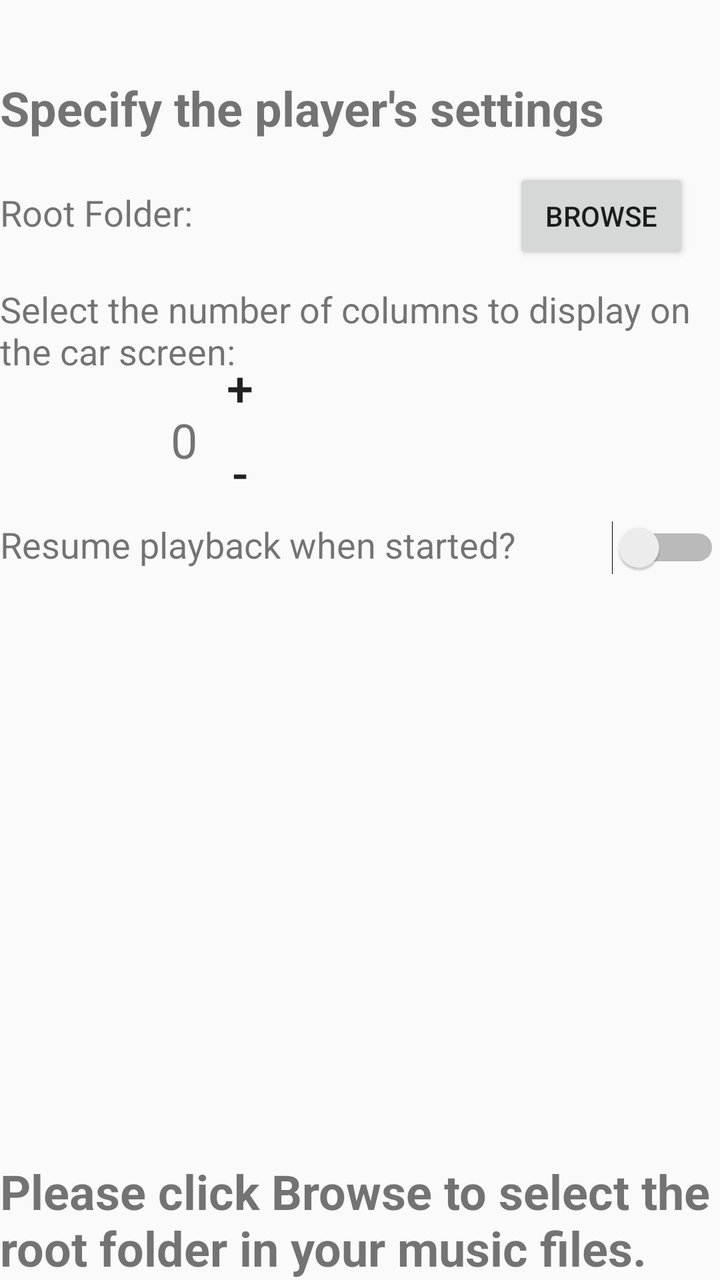
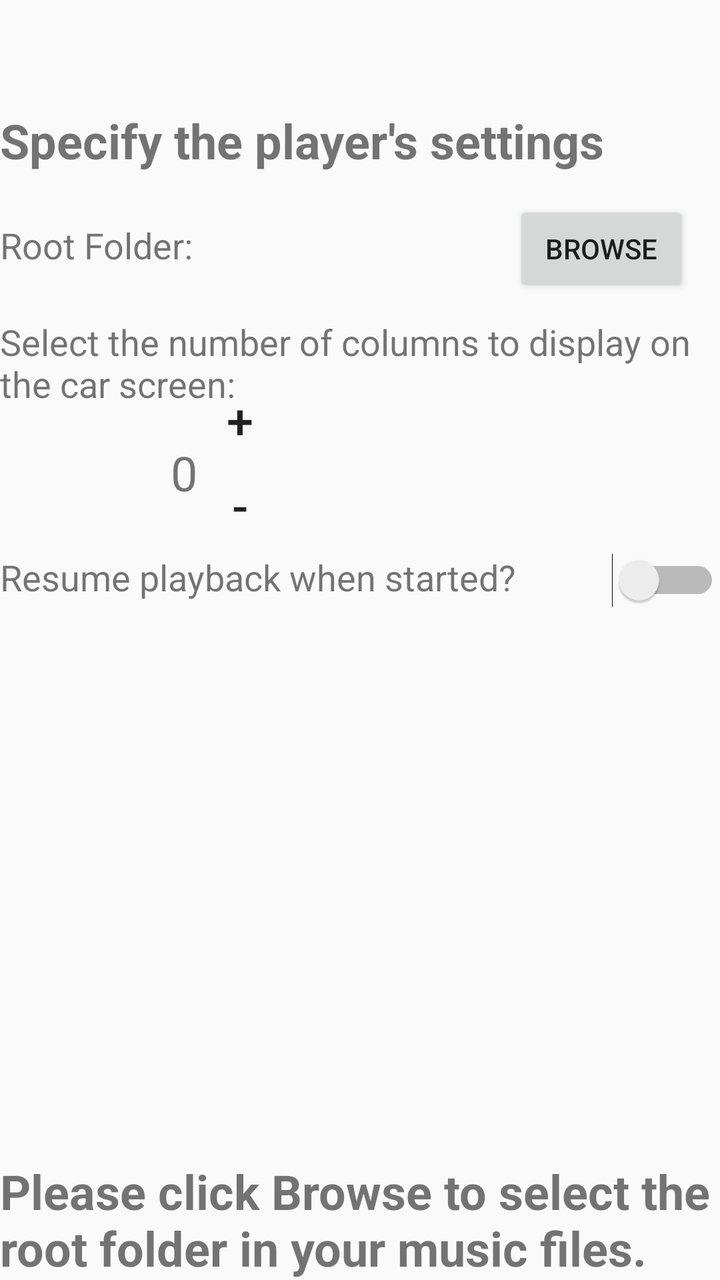

Two renders of the same Android screen: before a commit and after it. Below are the layout's source before the change and the commit's diff.
<!-- AndroidManifest.xml: application theme Theme.MusicExplorer -->
<!-- res/layout/settings_main.xml -->
<RelativeLayout xmlns:android="http://schemas.android.com/apk/res/android"
    android:layout_width="match_parent"
    android:layout_height="match_parent"
    android:fitsSystemWindows="true"
    android:layout_marginTop="32dp"
    android:id="@+id/settings_main">

    <TextView
        android:id="@+id/version_info"
        android:layout_width="wrap_content"
        android:layout_height="wrap_content"
        android:textSize="20sp"
        android:textStyle="bold"/>

    <TextView
        android:id="@+id/settings_label"
        android:layout_width="wrap_content"
        android:layout_height="wrap_content"
        android:layout_alignParentStart="true"
        android:text="@string/specify_settings"
        android:textSize="24sp"
        android:textStyle="bold"
        android:layout_marginTop="32px"
        android:layout_below="@id/version_info" />

    <TextView
        android:id="@+id/root_folder_label"
        android:layout_width="wrap_content"
        android:layout_height="wrap_content"
        android:text="@string/root_folder_label"
        android:textAlignment="textEnd"
        android:textSize="18sp"
        android:paddingTop="24dp"
        android:layout_below="@id/settings_label"/>

    <TextView
        android:id="@+id/root_folder"
        android:layout_width="160dp"
        android:layout_height="wrap_content"
        android:layout_alignBottom="@+id/root_folder_label"
        android:layout_toRightOf="@+id/root_folder_label"
        android:textAlignment="center"
        android:textSize="18sp" />

    <Button
        android:id="@+id/root_folder_get"
        android:layout_width="wrap_content"
        android:layout_height="wrap_content"
        android:text="Browse"
        android:layout_alignBaseline="@+id/root_folder"
        android:layout_toRightOf="@+id/root_folder"/>

    <TextView
        android:id="@+id/auto_display_columns_label"
        android:layout_width="wrap_content"
        android:layout_height="wrap_content"
        android:textSize="18sp"
        android:paddingTop="24dp"
        android:layout_below="@id/root_folder_label"
        android:text="@string/auto_display_columns_label"/>

    <TextView
        android:id="@+id/auto_display_columns_value"
        android:layout_width="wrap_content"
        android:layout_height="wrap_content"
        android:textSize="24sp"
        android:text="0"
        android:layout_marginTop="48px"
        android:layout_marginLeft="256px"
        android:layout_below="@id/auto_display_columns_label" />

    <Button
        android:id="@+id/auto_display_columns_value_plus"
        android:layout_width="128px"
        android:layout_height="128px"
        android:background="@android:color/transparent"
        android:textSize="24sp"
        android:layout_below="@id/auto_display_columns_value"
        android:layout_marginTop="-64dp"
        android:layout_toRightOf="@id/auto_display_columns_value"
        android:text="+" />

    <Button
        android:id="@+id/auto_display_columns_value_minus"
        android:layout_width="128px"
        android:layout_height="128px"
        android:background="@android:color/transparent"
        android:textSize="24sp"
        android:layout_below="@id/auto_display_columns_value_plus"
        android:layout_toRightOf="@id/auto_display_columns_value"
        android:text="-" />

    <LinearLayout
            android:id="@+id/resume_play"
            android:layout_width="fill_parent"
            android:layout_height="wrap_content"
            android:weightSum="4"
            android:paddingTop="24dp"
            android:layout_below="@id/auto_display_columns_value"
            android:orientation="horizontal">

        <TextView
            android:id="@+id/resume_play_label"
            android:layout_width="0dp"
            android:layout_height="wrap_content"
            android:layout_weight="3"
            android:textSize="18sp"
            android:text="@string/resume_play_label"
            android:layout_below="@id/auto_display_columns_value" />

        <Switch
            android:id="@+id/resume_play_switch"
            android:layout_width="0dp"
            android:layout_height="wrap_content"
            android:layout_weight="1"
            android:layout_toRightOf="@id/resume_play_label"/>

    </LinearLayout>
    

    <RelativeLayout
        android:id="@+id/InnerRelativeLayout"
        android:layout_width="wrap_content"
        android:layout_height="wrap_content"
        android:layout_alignParentBottom="true" >

        <TextView
            android:id="@+id/settings_set_root_warning"
            android:layout_width="wrap_content"
            android:layout_height="wrap_content"
            android:textSize="24sp"
            android:textStyle="bold"
            android:text="@string/settings_set_root_warning"/>

    </RelativeLayout>

</RelativeLayout>
<!-- resources referenced by this layout -->
<resources>
  <string name="auto_display_columns_label">Select the number of columns to display on the car screen:</string>
  <string name="resume_play_label">Resume playback when started?</string>
  <string name="root_folder_label">Root Folder:</string>
  <string name="settings_set_root_warning">Please click Browse to select the root folder in your music files.</string>
  <string name="specify_settings">Specify the player\'s settings</string>
  <style name="Theme.MusicExplorer" parent="Base.Theme.MusicExplorer" />
  <style name="Base.Theme.MusicExplorer" parent="Theme.AppCompat.DayNight">
          
          
          <item name="colorOnSurface">#FF000000</item>
      </style>
</resources>

<!-- the commit's change to res/layout/settings_main.xml (unified diff, before → after) -->
@@ -13,6 +13,13 @@
         android:textStyle="bold"/>
 
     <TextView
+        android:id="@+id/build_date"
+        android:layout_width="wrap_content"
+        android:layout_height="wrap_content"
+        android:textSize="12sp"
+        android:layout_below="@id/version_info"/>
+
+    <TextView
         android:id="@+id/settings_label"
         android:layout_width="wrap_content"
         android:layout_height="wrap_content"
@@ -21,7 +28,7 @@
         android:textSize="24sp"
         android:textStyle="bold"
         android:layout_marginTop="32px"
-        android:layout_below="@id/version_info" />
+        android:layout_below="@id/build_date" />
 
     <TextView
         android:id="@+id/root_folder_label"
